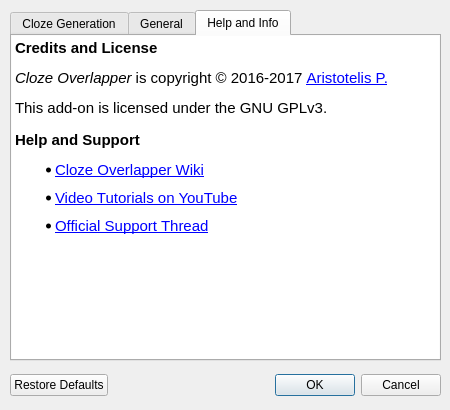
This is designer/settings_global.ui in glutanimate/cloze-overlapper as Qt 5 draws it before an edit. The edited form follows.
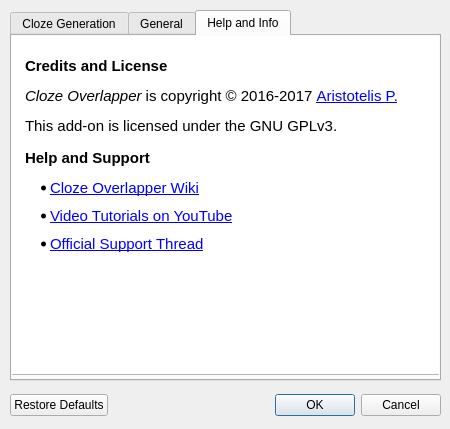
This is the edited form. The open tabs and pages were chosen to show the change.

Commit message:
Add an option to disable full cloze card generation
Both available as a note-specific setting and globally configurable
default setting.

Diff of the .ui file:
```diff
--- a/designer/settings_global.ui
+++ b/designer/settings_global.ui
@@ -7,19 +7,19 @@
     <x>0</x>
     <y>0</y>
     <width>450</width>
-    <height>410</height>
+    <height>429</height>
    </rect>
   </property>
   <property name="minimumSize">
    <size>
     <width>450</width>
-    <height>410</height>
+    <height>429</height>
    </size>
   </property>
   <property name="maximumSize">
    <size>
     <width>450</width>
-    <height>410</height>
+    <height>429</height>
    </size>
   </property>
   <property name="windowTitle">
@@ -29,7 +29,7 @@
    <property name="geometry">
     <rect>
      <x>10</x>
-     <y>370</y>
+     <y>390</y>
      <width>431</width>
      <height>31</height>
     </rect>
@@ -47,7 +47,7 @@
      <x>10</x>
      <y>10</y>
      <width>431</width>
-     <height>351</height>
+     <height>371</height>
     </rect>
    </property>
    <property name="currentIndex">
@@ -363,7 +363,7 @@
        <x>-2</x>
        <y>-2</y>
        <width>431</width>
-       <height>331</height>
+       <height>341</height>
       </rect>
      </property>
      <property name="html">
@@ -371,13 +371,14 @@
 &lt;html&gt;&lt;head&gt;&lt;meta name=&quot;qrichtext&quot; content=&quot;1&quot; /&gt;&lt;style type=&quot;text/css&quot;&gt;
 p, li { white-space: pre-wrap; }
 &lt;/style&gt;&lt;/head&gt;&lt;body style=&quot; font-family:'Ubuntu'; font-size:11pt; font-weight:400; font-style:normal;&quot;&gt;
-&lt;p style=&quot; margin-top:14px; margin-bottom:12px; margin-left:0px; margin-right:0px; -qt-block-indent:0; text-indent:0px;&quot;&gt;&lt;span style=&quot; font-weight:600;&quot;&gt;Credits and License&lt;/span&gt; &lt;/p&gt;
-&lt;p style=&quot; margin-top:12px; margin-bottom:12px; margin-left:0px; margin-right:0px; -qt-block-indent:0; text-indent:0px;&quot;&gt;&lt;span style=&quot; font-style:italic;&quot;&gt;Cloze Overlapper&lt;/span&gt; is copyright © 2016-2017 &lt;a href=&quot;https://github.com/Glutanimate&quot;&gt;&lt;span style=&quot; text-decoration: underline; color:#0000ff;&quot;&gt;Aristotelis P.&lt;/span&gt;&lt;/a&gt; &lt;/p&gt;
-&lt;p style=&quot; margin-top:12px; margin-bottom:12px; margin-left:0px; margin-right:0px; -qt-block-indent:0; text-indent:0px;&quot;&gt;This add-on is licensed under the GNU GPLv3. &lt;/p&gt;
-&lt;p style=&quot; margin-top:14px; margin-bottom:12px; margin-left:0px; margin-right:0px; -qt-block-indent:0; text-indent:0px;&quot;&gt;&lt;span style=&quot; font-weight:600;&quot;&gt;Help and Support&lt;/span&gt; &lt;/p&gt;
-&lt;ul style=&quot;margin-top: 0px; margin-bottom: 0px; margin-left: 0px; margin-right: 0px; -qt-list-indent: 1;&quot;&gt;&lt;li style=&quot; margin-top:12px; margin-bottom:10px; margin-left:0px; margin-right:0px; -qt-block-indent:0; text-indent:0px;&quot;&gt;&lt;a href=&quot;https://github.com/Glutanimate/cloze-overlapper/wiki&quot;&gt;&lt;span style=&quot; text-decoration: underline; color:#0000ff;&quot;&gt;Cloze Overlapper Wiki&lt;/span&gt;&lt;/a&gt;&lt;/li&gt;
-&lt;li style=&quot; margin-top:0px; margin-bottom:10px; margin-left:0px; margin-right:0px; -qt-block-indent:0; text-indent:0px;&quot;&gt;&lt;a href=&quot;https://www.youtube.com/playlist?list=PL3MozITKTz5Y9owI163AJMYqKwhFrTKcT&quot;&gt;&lt;span style=&quot; text-decoration: underline; color:#0000ff;&quot;&gt;Video Tutorials on YouTube&lt;/span&gt;&lt;/a&gt;&lt;/li&gt;
-&lt;li style=&quot; text-decoration: underline; color:#0000ff;&quot; style=&quot; margin-top:0px; margin-bottom:10px; margin-left:0px; margin-right:0px; -qt-block-indent:0; text-indent:0px;&quot;&gt;&lt;a href=&quot;https://anki.tenderapp.com/discussions/add-ons/9407-cloze-overlapper-official-thread&quot;&gt;Official Support Thread&lt;/a&gt;&lt;/li&gt;&lt;/ul&gt;&lt;/body&gt;&lt;/html&gt;</string>
+&lt;p style=&quot;-qt-paragraph-type:empty; margin-top:40px; margin-bottom:0px; margin-left:10px; margin-right:10px; -qt-block-indent:0; text-indent:0px;&quot;&gt;&lt;br /&gt;&lt;/p&gt;
+&lt;p style=&quot; margin-top:0px; margin-bottom:12px; margin-left:10px; margin-right:10px; -qt-block-indent:0; text-indent:0px;&quot;&gt;&lt;span style=&quot; font-weight:600;&quot;&gt;Credits and License&lt;/span&gt; &lt;/p&gt;
+&lt;p style=&quot; margin-top:12px; margin-bottom:12px; margin-left:10px; margin-right:10px; -qt-block-indent:0; text-indent:0px;&quot;&gt;&lt;span style=&quot; font-style:italic;&quot;&gt;Cloze Overlapper&lt;/span&gt; is copyright © 2016-2017 &lt;a href=&quot;https://github.com/Glutanimate&quot;&gt;&lt;span style=&quot; text-decoration: underline; color:#0000ff;&quot;&gt;Aristotelis P.&lt;/span&gt;&lt;/a&gt; &lt;/p&gt;
+&lt;p style=&quot; margin-top:12px; margin-bottom:12px; margin-left:10px; margin-right:10px; -qt-block-indent:0; text-indent:0px;&quot;&gt;This add-on is licensed under the GNU GPLv3. &lt;/p&gt;
+&lt;p style=&quot; margin-top:14px; margin-bottom:12px; margin-left:10px; margin-right:10px; -qt-block-indent:0; text-indent:0px;&quot;&gt;&lt;span style=&quot; font-weight:600;&quot;&gt;Help and Support&lt;/span&gt; &lt;/p&gt;
+&lt;ul style=&quot;margin-top: 0px; margin-bottom: 0px; margin-left: 0px; margin-right: 0px; -qt-list-indent: 0;&quot;&gt;&lt;li style=&quot; margin-top:12px; margin-bottom:10px; margin-left:35px; margin-right:10px; -qt-block-indent:0; text-indent:0px;&quot;&gt;&lt;a href=&quot;https://github.com/Glutanimate/cloze-overlapper/wiki&quot;&gt;&lt;span style=&quot; text-decoration: underline; color:#0000ff;&quot;&gt;Cloze Overlapper Wiki&lt;/span&gt;&lt;/a&gt;&lt;/li&gt;
+&lt;li style=&quot; margin-top:0px; margin-bottom:10px; margin-left:35px; margin-right:10px; -qt-block-indent:0; text-indent:0px;&quot;&gt;&lt;a href=&quot;https://www.youtube.com/playlist?list=PL3MozITKTz5Y9owI163AJMYqKwhFrTKcT&quot;&gt;&lt;span style=&quot; text-decoration: underline; color:#0000ff;&quot;&gt;Video Tutorials on YouTube&lt;/span&gt;&lt;/a&gt;&lt;/li&gt;
+&lt;li style=&quot; text-decoration: underline; color:#0000ff;&quot; style=&quot; margin-top:0px; margin-bottom:10px; margin-left:35px; margin-right:10px; -qt-block-indent:0; text-indent:0px;&quot;&gt;&lt;a href=&quot;https://anki.tenderapp.com/discussions/add-ons/9407-cloze-overlapper-official-thread&quot;&gt;Official Support Thread&lt;/a&gt;&lt;/li&gt;&lt;/ul&gt;&lt;/body&gt;&lt;/html&gt;</string>
      </property>
     </widget>
    </widget>
```
Left out of the diff: 33 changed lines with no effect on the pictures. The commit also changes 4 other files.
